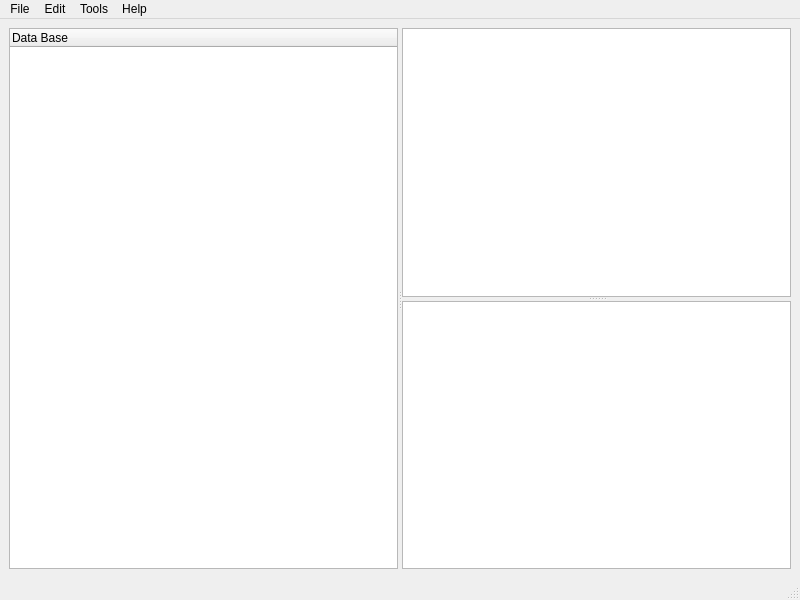
Above: BinCQliteManager/mainwindow.ui from stescobedo92/BinaryCoffeSQLite before the change. Below: the same form after it.
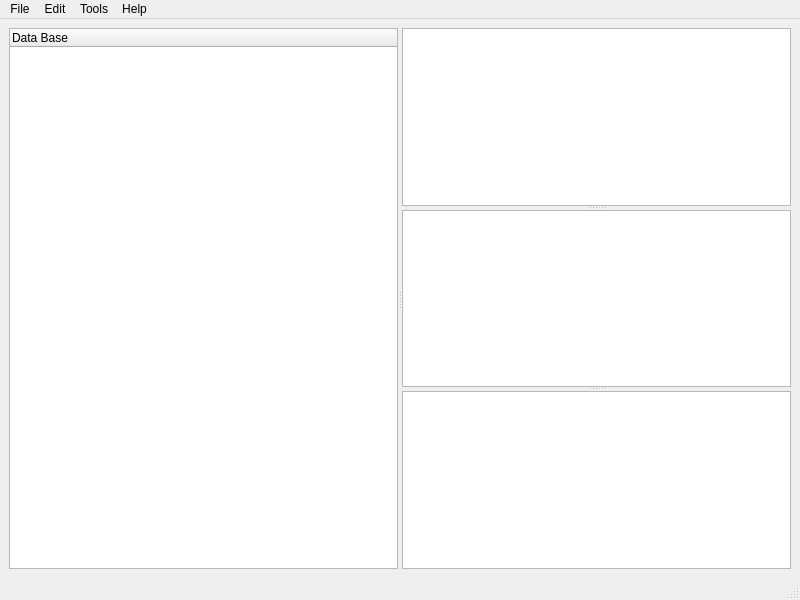
That is the form after the change. Custom widgets are drawn as their Qt base class.

```diff
--- a/BinCQliteManager/mainwindow.ui
+++ b/BinCQliteManager/mainwindow.ui
@@ -36,6 +36,7 @@
        </property>
        <widget class="QTextEdit" name="textEdit"/>
        <widget class="QTableView" name="tableView"/>
+       <widget class="QListWidget" name="listWidget"/>
       </widget>
      </widget>
     </item>
```
